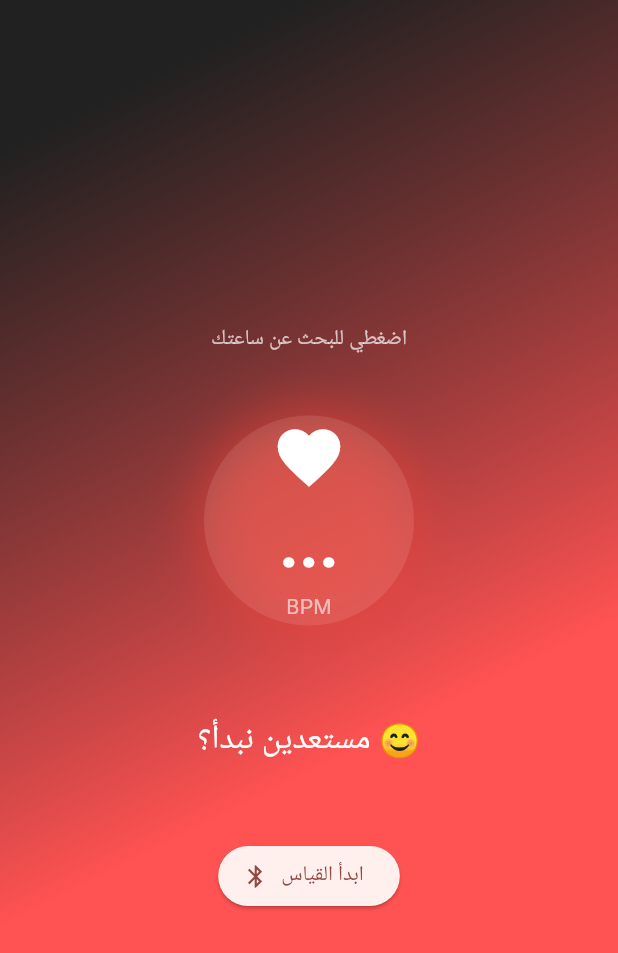
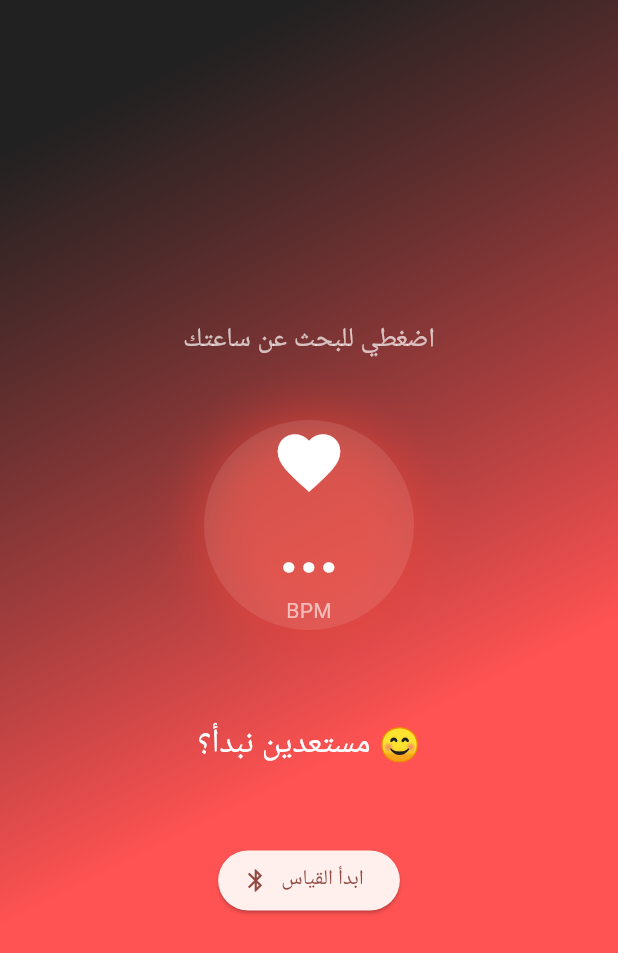
Before and after one commit to nadiakhaled1411999/nadia_birthday_app, a Flutter app: the screen it shows after launch, on a phone screen of 412 x 824 dp. Shown: the top 953 px of the screen. Run offline on Flutter 3.47's test engine with Material 3 defaults, Android fonts, the light colour scheme and no system bars; our stand-ins replace flutter_blue_plus, permission_handler.

```diff
--- a/lib/main.dart
+++ b/lib/main.dart
@@ -201,7 +201,7 @@ class _HeartRateScreenState extends State<HeartRateScreen> {
         child: Column(
           mainAxisAlignment: MainAxisAlignment.center,
           children: [
-            Text(_status, style: const TextStyle(color: Colors.white70)),
+            Text(_status, style: const TextStyle(color: Colors.white70, fontSize: 18)),
             const SizedBox(height: 40),
             AnimatedContainer(
               duration: const Duration(milliseconds: 500),
```
Also changed, not shown: assets/1.jpeg (added), assets/2.jpeg (added), assets/3.jpeg (added), assets/4.jpeg (added), assets/5.jpeg (added), assets/6.jpeg (added).
